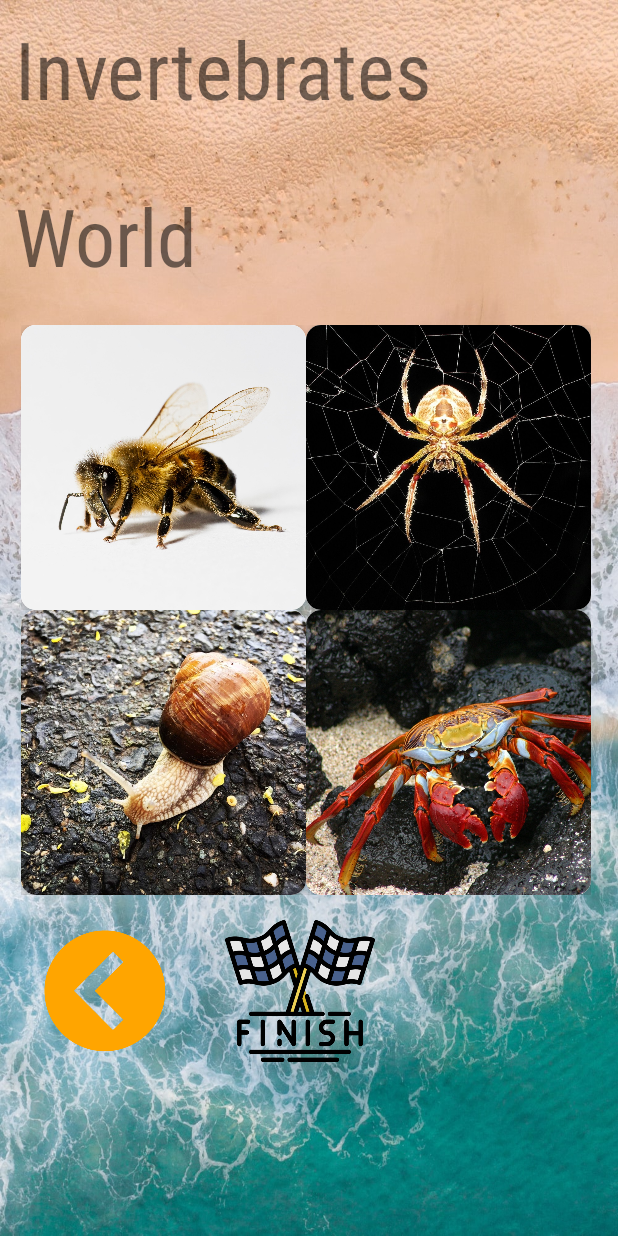
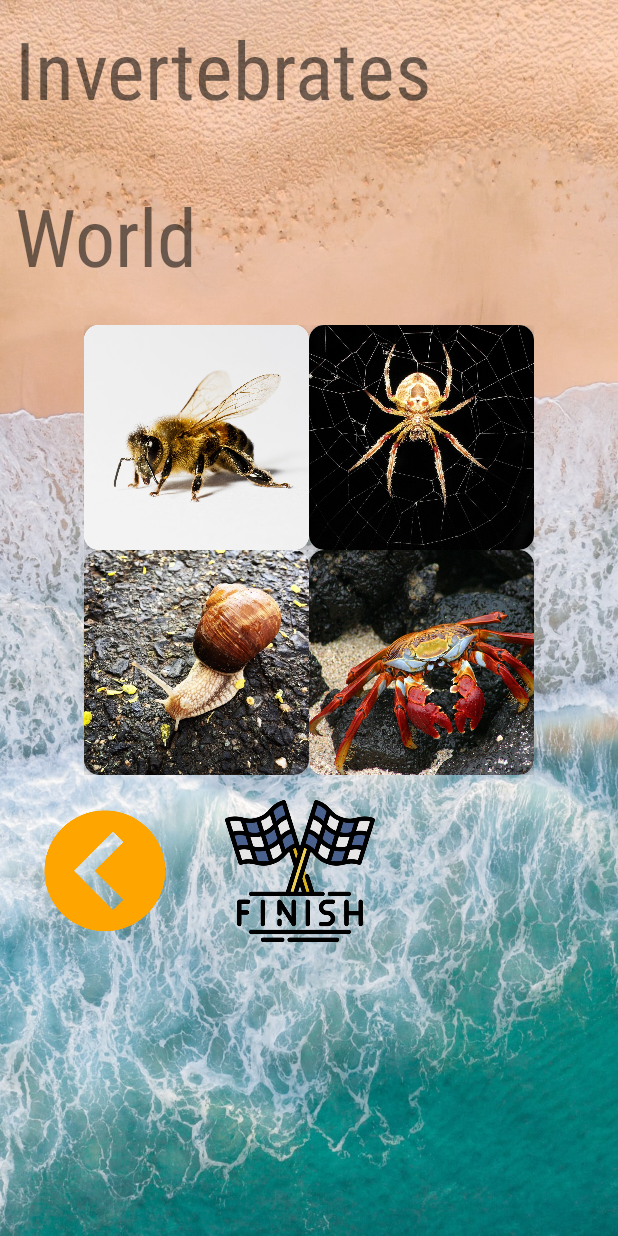
Before and after one commit to danasaurus45/AnimalTour, an Android app: the InvertActivity screen opened directly, with no data from a screen before it, on a phone screen of 412 x 824 dp. Run offline under Robolectric (Android 15) with nearby library versions, the phone set to English and light mode, and no system bars.

Commit message:
Updated new layout and Android API Version

```diff
--- a/app/build.gradle
+++ b/app/build.gradle
@@ -8,7 +8,7 @@ android {
 
     defaultConfig {
         applicationId "org.aplas.animaltour"
-        minSdkVersion 23
+        minSdkVersion 21
         targetSdkVersion 28
         versionCode 1
         versionName "1.0"
--- a/app/src/main/res/layout/activity_invert.xml
+++ b/app/src/main/res/layout/activity_invert.xml
@@ -34,10 +34,11 @@
         android:rowCount="2"
         android:alignmentMode="alignMargins"
         android:columnOrderPreserved="false"
-        android:layout_width="match_parent"
+        android:layout_width="wrap_content"
         android:layout_height="wrap_content"
-        android:padding="14dp"
-        >
+        android:layout_gravity="center_horizontal"
+        android:padding="14dp">
+
         <LinearLayout
             android:layout_width="wrap_content"
             android:layout_height="wrap_content">
@@ -47,8 +48,8 @@
                 app:cardElevation="8dp"
                 app:cardCornerRadius="10dp">
                 <ImageView
-                    android:layout_width="190dp"
-                    android:layout_height="190dp"
+                    android:layout_width="150dp"
+                    android:layout_height="150dp"
                     android:id="@+id/insectPic"
                     android:transitionName="fade_trans"
                     android:src="@drawable/insects"
@@ -69,8 +70,8 @@
                 app:cardElevation="8dp"
                 app:cardCornerRadius="10dp">
                 <ImageView
-                    android:layout_width="190dp"
-                    android:layout_height="190dp"
+                    android:layout_width="150dp"
+                    android:layout_height="150dp"
                     android:id="@+id/arachnidPic"
                     android:transitionName="fade_trans"
                     android:src="@drawable/arachnids"
@@ -90,8 +91,8 @@
                 app:cardElevation="8dp"
                 app:cardCornerRadius="10dp">
                 <ImageView
-                    android:layout_width="190dp"
-                    android:layout_height="190dp"
+                    android:layout_width="150dp"
+                    android:layout_height="150dp"
                     android:id="@+id/molluscPic"
                     android:transitionName="fade_trans"
                     android:src="@drawable/molluscs"
@@ -111,8 +112,8 @@
                 app:cardElevation="8dp"
                 app:cardCornerRadius="10dp">
                 <ImageView
-                    android:layout_width="190dp"
-                    android:layout_height="190dp"
+                    android:layout_width="150dp"
+                    android:layout_height="150dp"
                     android:id="@+id/crustaceanPic"
                     android:transitionName="fade_trans"
                     android:src="@drawable/crustaceans"
```
Also changed, not shown: app/src/main/res/layout/activity_sub_invert.xml (+25 -3 lines).
